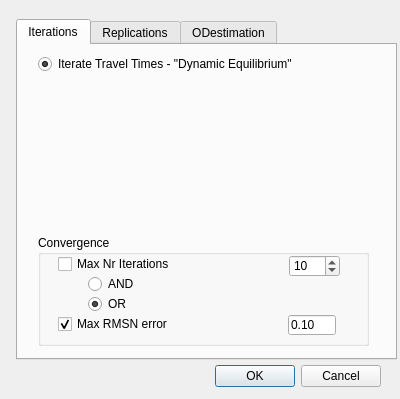
The window that trunk/gui/ui/batchrundlg.ui (OdedCats/mezzo) describes before a commit, drawn with Qt 5.
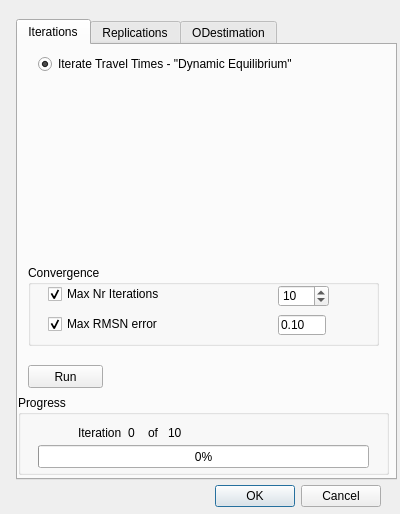
The same window after the commit. Icons and pictures are not drawn.

```diff
--- a/trunk/gui/ui/batchrundlg.ui
+++ b/trunk/gui/ui/batchrundlg.ui
@@ -6,7 +6,7 @@
     <x>0</x>
     <y>0</y>
     <width>400</width>
-    <height>399</height>
+    <height>514</height>
    </rect>
   </property>
   <property name="windowTitle" >
@@ -19,7 +19,7 @@
    <property name="geometry" >
     <rect>
      <x>40</x>
-     <y>360</y>
+     <y>480</y>
      <width>341</width>
      <height>32</height>
     </rect>
@@ -37,7 +37,7 @@
      <x>16</x>
      <y>19</y>
      <width>381</width>
-     <height>341</height>
+     <height>461</height>
     </rect>
    </property>
    <property name="currentIndex" >
@@ -66,10 +66,10 @@
     <widget class="QGroupBox" name="groupBox" >
      <property name="geometry" >
       <rect>
-       <x>20</x>
-       <y>190</y>
-       <width>331</width>
-       <height>111</height>
+       <x>10</x>
+       <y>220</y>
+       <width>351</width>
+       <height>81</height>
       </rect>
      </property>
      <property name="title" >
@@ -78,7 +78,7 @@
      <widget class="QSpinBox" name="max_iterations_val" >
       <property name="geometry" >
        <rect>
-        <x>251</x>
+        <x>250</x>
         <y>20</y>
         <width>51</width>
         <height>22</height>
@@ -106,12 +106,15 @@
       <property name="text" >
        <string>Max Nr Iterations</string>
       </property>
+      <property name="checked" >
+       <bool>true</bool>
+      </property>
      </widget>
      <widget class="QCheckBox" name="max_rmsn_cb" >
       <property name="geometry" >
        <rect>
         <x>20</x>
-        <y>80</y>
+        <y>50</y>
         <width>221</width>
         <height>18</height>
        </rect>
@@ -130,7 +133,7 @@
       <property name="geometry" >
        <rect>
         <x>250</x>
-        <y>80</y>
+        <y>50</y>
         <width>48</width>
         <height>20</height>
        </rect>
@@ -145,35 +148,100 @@
        <number>4</number>
       </property>
      </widget>
-     <widget class="QRadioButton" name="and_rb" >
-      <property name="geometry" >
-       <rect>
-        <x>50</x>
-        <y>40</y>
-        <width>83</width>
-        <height>18</height>
-       </rect>
-      </property>
-      <property name="text" >
-       <string>AND</string>
-      </property>
-     </widget>
-     <widget class="QRadioButton" name="or_rb" >
-      <property name="geometry" >
-       <rect>
-        <x>50</x>
-        <y>60</y>
-        <width>83</width>
-        <height>18</height>
-       </rect>
-      </property>
-      <property name="text" >
-       <string>OR</string>
-      </property>
-      <property name="checked" >
+    </widget>
+    <widget class="QGroupBox" name="progress_gb" >
+     <property name="geometry" >
+      <rect>
+       <x>0</x>
+       <y>350</y>
+       <width>371</width>
+       <height>80</height>
+      </rect>
+     </property>
+     <property name="title" >
+      <string>Progress</string>
+     </property>
+     <widget class="QProgressBar" name="progressBar" >
+      <property name="enabled" >
        <bool>true</bool>
       </property>
+      <property name="geometry" >
+       <rect>
+        <x>20</x>
+        <y>50</y>
+        <width>331</width>
+        <height>23</height>
+       </rect>
+      </property>
+      <property name="value" >
+       <number>0</number>
+      </property>
      </widget>
+     <widget class="QLabel" name="label" >
+      <property name="geometry" >
+       <rect>
+        <x>60</x>
+        <y>30</y>
+        <width>51</width>
+        <height>16</height>
+       </rect>
+      </property>
+      <property name="text" >
+       <string>Iteration</string>
+      </property>
+     </widget>
+     <widget class="QLabel" name="cur_iter" >
+      <property name="geometry" >
+       <rect>
+        <x>110</x>
+        <y>30</y>
+        <width>21</width>
+        <height>16</height>
+       </rect>
+      </property>
+      <property name="text" >
+       <string>0</string>
+      </property>
+     </widget>
+     <widget class="QLabel" name="label_3" >
+      <property name="geometry" >
+       <rect>
+        <x>130</x>
+        <y>30</y>
+        <width>16</width>
+        <height>16</height>
+       </rect>
+      </property>
+      <property name="text" >
+       <string>of</string>
+      </property>
+     </widget>
+     <widget class="QLabel" name="total_iter" >
+      <property name="geometry" >
+       <rect>
+        <x>150</x>
+        <y>30</y>
+        <width>21</width>
+        <height>16</height>
+       </rect>
+      </property>
+      <property name="text" >
+       <string>10</string>
+      </property>
+     </widget>
+    </widget>
+    <widget class="QPushButton" name="run" >
+     <property name="geometry" >
+      <rect>
+       <x>10</x>
+       <y>320</y>
+       <width>75</width>
+       <height>23</height>
+      </rect>
+     </property>
+     <property name="text" >
+      <string>Run</string>
+     </property>
     </widget>
    </widget>
    <widget class="QWidget" name="ReplicationsTab" >
```
Left out of the diff: 2 changed lines with no effect on the pictures.
